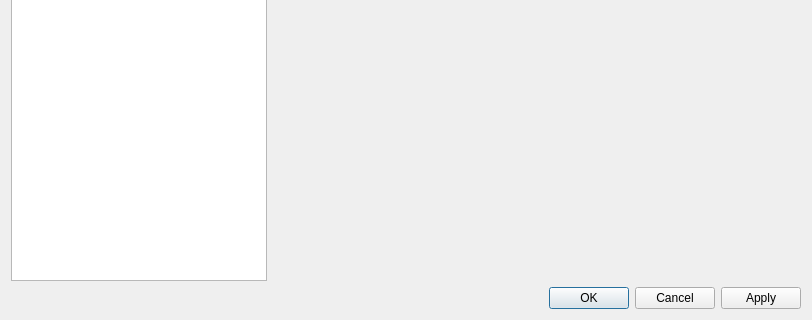
This is src/SettingsDialog.ui in panter-dsd/SnoutGit as Qt 5 draws it before an edit; both pictures show x 0 to 812 and y 177 to 497 of the 812 by 497 pixel window. The edited form follows.
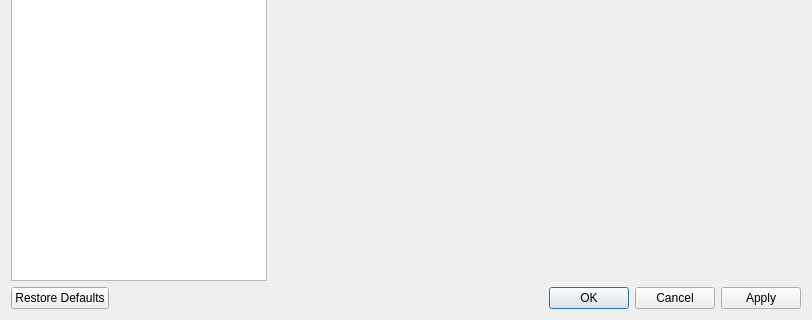
This is the edited form.

Commit message: SettingsDialog: Added restore default properties.

```diff
--- a/src/SettingsDialog.ui
+++ b/src/SettingsDialog.ui
@@ -50,7 +50,7 @@
    <item>
     <widget class="QDialogButtonBox" name="buttonBox_">
      <property name="standardButtons">
-      <set>QDialogButtonBox::Apply|QDialogButtonBox::Cancel|QDialogButtonBox::Ok</set>
+      <set>QDialogButtonBox::Apply|QDialogButtonBox::Cancel|QDialogButtonBox::Ok|QDialogButtonBox::RestoreDefaults</set>
      </property>
     </widget>
    </item>
```
The commit also changes 6 other files.
